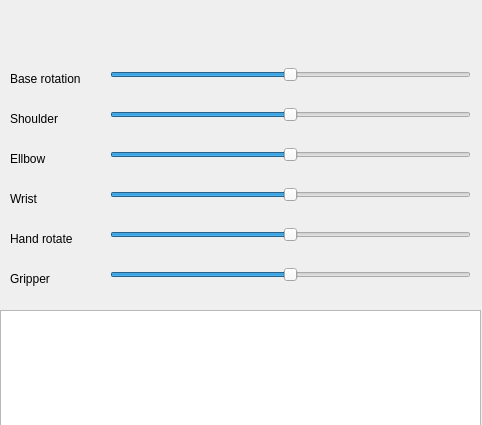
Old version of the form racs/qt/mainwindow.ui in the repository ulrichard/robotloader.
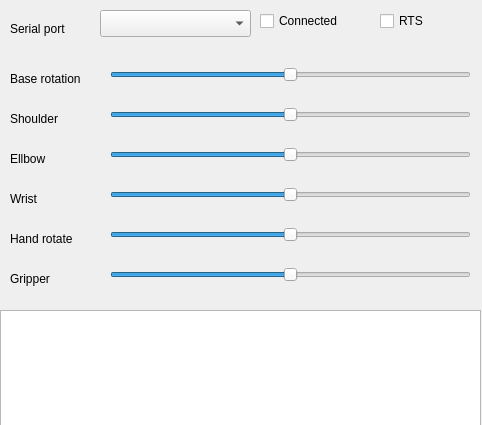
New version of the form.

Commit message: Manually connecting the serial port

Patch:
```diff
--- a/racs/qt/mainwindow.ui
+++ b/racs/qt/mainwindow.ui
@@ -216,6 +216,55 @@
      <string>Gripper</string>
     </property>
    </widget>
+   <widget class="QCheckBox" name="cbSerialConnected">
+    <property name="geometry">
+     <rect>
+      <x>260</x>
+      <y>10</y>
+      <width>111</width>
+      <height>22</height>
+     </rect>
+    </property>
+    <property name="text">
+     <string>Connected</string>
+    </property>
+   </widget>
+   <widget class="QComboBox" name="cbSerialPort">
+    <property name="geometry">
+     <rect>
+      <x>100</x>
+      <y>10</y>
+      <width>151</width>
+      <height>27</height>
+     </rect>
+    </property>
+   </widget>
+   <widget class="QLabel" name="label_7">
+    <property name="geometry">
+     <rect>
+      <x>10</x>
+      <y>20</y>
+      <width>91</width>
+      <height>17</height>
+     </rect>
+    </property>
+    <property name="text">
+     <string>Serial port</string>
+    </property>
+   </widget>
+   <widget class="QCheckBox" name="cbRTS">
+    <property name="geometry">
+     <rect>
+      <x>380</x>
+      <y>10</y>
+      <width>61</width>
+      <height>22</height>
+     </rect>
+    </property>
+    <property name="text">
+     <string>RTS</string>
+    </property>
+   </widget>
   </widget>
  </widget>
  <resources/>
```
The commit also changes 4 other files.
